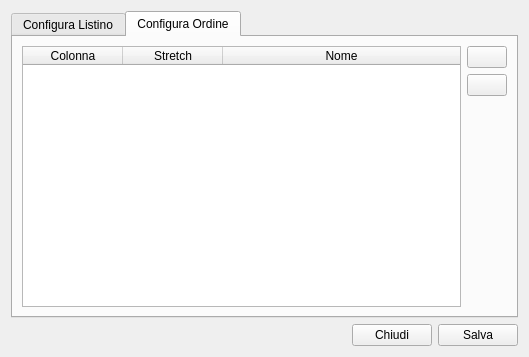
The window that moduleReport/configprintdialog.ui (kvsd/Gestionale) describes before a commit, drawn with Qt 5.
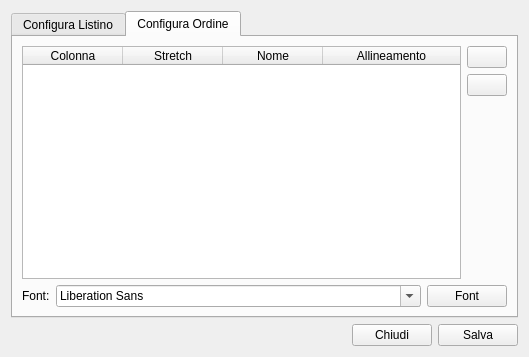
The same window after the commit. The open tabs and pages were chosen to show the change. Icons and pictures are not drawn.

```diff
--- a/moduleReport/configprintdialog.ui
+++ b/moduleReport/configprintdialog.ui
@@ -96,7 +96,9 @@
       <attribute name="title">
        <string>Configura Ordine</string>
       </attribute>
-      <layout class="QHBoxLayout" name="horizontalLayout_3">
+      <layout class="QVBoxLayout" name="verticalLayout_5">
+       <item>
+        <layout class="QHBoxLayout" name="horizontalLayout_5">
        <item>
         <widget class="QTableWidget" name="ordineTableWidget">
          <attribute name="horizontalHeaderStretchLastSection">
@@ -117,6 +119,11 @@
            <string>Nome</string>
           </property>
          </column>
+           <column>
+            <property name="text">
+             <string>Allineamento</string>
+            </property>
+           </column>
         </widget>
        </item>
        <item>
@@ -159,6 +166,29 @@
         </layout>
        </item>
       </layout>
+       </item>
+       <item>
+        <layout class="QHBoxLayout" name="horizontalLayout_3" stretch="0,1,0">
+         <item>
+          <widget class="QLabel" name="label_2">
+           <property name="text">
+            <string>Font:</string>
+           </property>
+          </widget>
+         </item>
+         <item>
+          <widget class="QFontComboBox" name="ordineFontCB"/>
+         </item>
+         <item>
+          <widget class="QPushButton" name="ordineFontDlg">
+           <property name="text">
+            <string>Font</string>
+           </property>
+          </widget>
+         </item>
+        </layout>
+       </item>
+      </layout>
      </widget>
     </widget>
    </item>
```
Left out of the diff: 60 changed lines with no effect on the pictures. Lines whose indentation alone changed are shown as unchanged.
